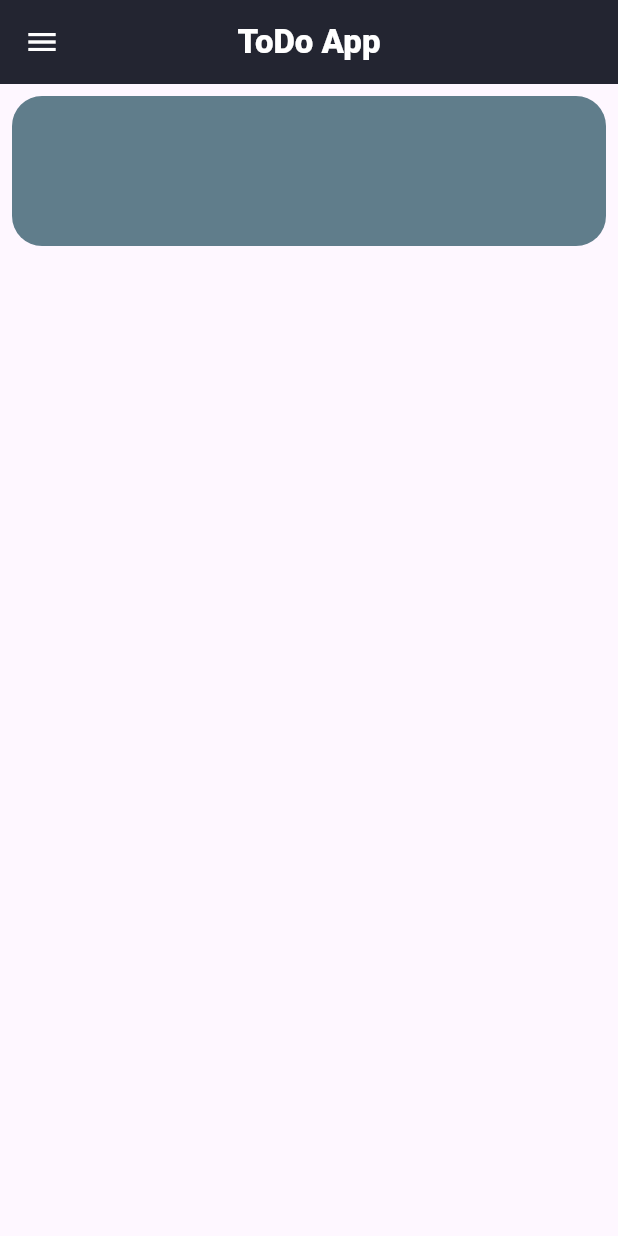
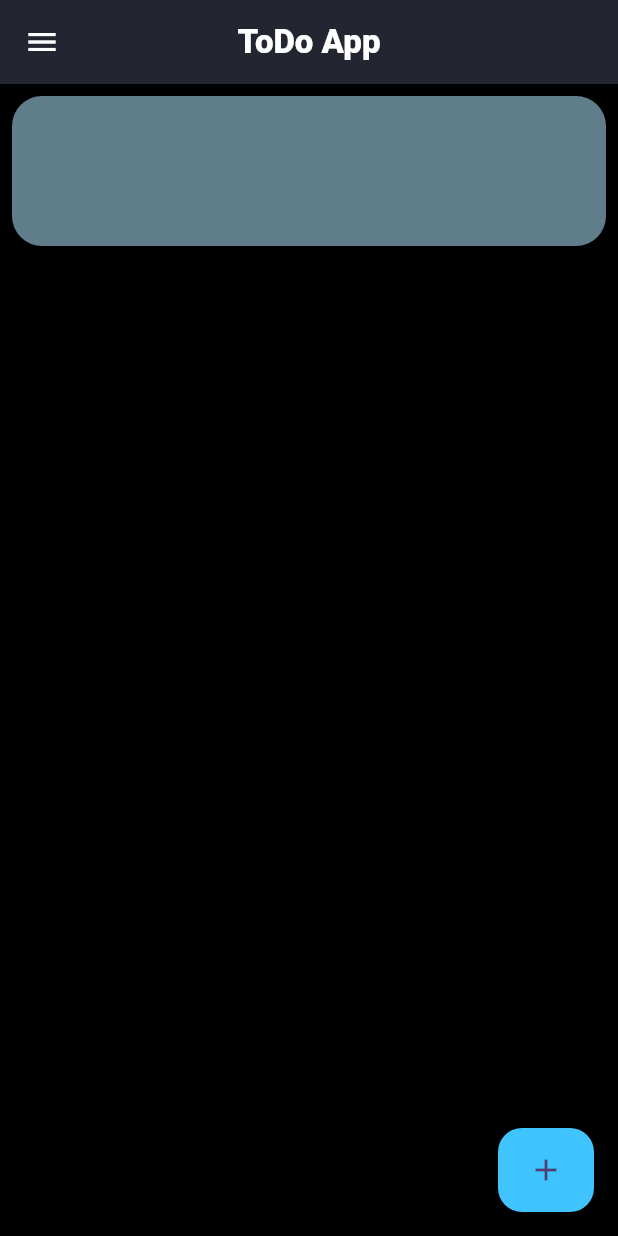
Before and after one commit to hijasahamed/ToDo-App, a Flutter app: the screen it shows after launch, on a phone screen of 412 x 824 dp. Run offline on Flutter 3.47's test engine with Material 3 defaults, Android fonts, the phone set to English and light mode, and no system bars.

Commit message:
latest  commit

```diff
--- a/lib/main.dart
+++ b/lib/main.dart
@@ -1,5 +1,5 @@
 import 'package:flutter/material.dart';
-import 'package:todo_app/homescreen.dart';
+import 'package:todo_app/todo_list.dart';
 
 void main() {
   runApp(const MyApp());
@@ -16,7 +16,7 @@ class MyApp extends StatelessWidget {
         colorScheme: ColorScheme.fromSeed(seedColor: Colors.deepPurple),
         useMaterial3: true,
       ),
-      home: const Homescreen(),
+      home: const TodoList(),
     );
   }
 }
--- a/lib/homescreen.dart
+++ b/lib/todo_list.dart
@@ -1,11 +1,12 @@
 import 'package:flutter/material.dart';
 
-class Homescreen extends StatelessWidget {
-  const Homescreen({super.key});
+class TodoList extends StatelessWidget {
+  const TodoList({super.key});
 
   @override
   Widget build(BuildContext context) {
     return  Scaffold(
+      backgroundColor: Colors.black,
       appBar: AppBar(
         leading: const Icon(Icons.menu,color: Colors.white,),
         centerTitle: true,
@@ -21,7 +22,15 @@ class Homescreen extends StatelessWidget {
             decoration: BoxDecoration(borderRadius: BorderRadius.circular(20),color: Colors.blueGrey[500],),
           ),
         )
-      )
+      ),
+      floatingActionButton: FloatingActionButton.extended(
+        onPressed: (){
+
+        },
+        label:const Icon(Icons.add),
+        elevation: 10,
+        backgroundColor: Colors.lightBlueAccent
+      ),
     );
   }
 }
```
